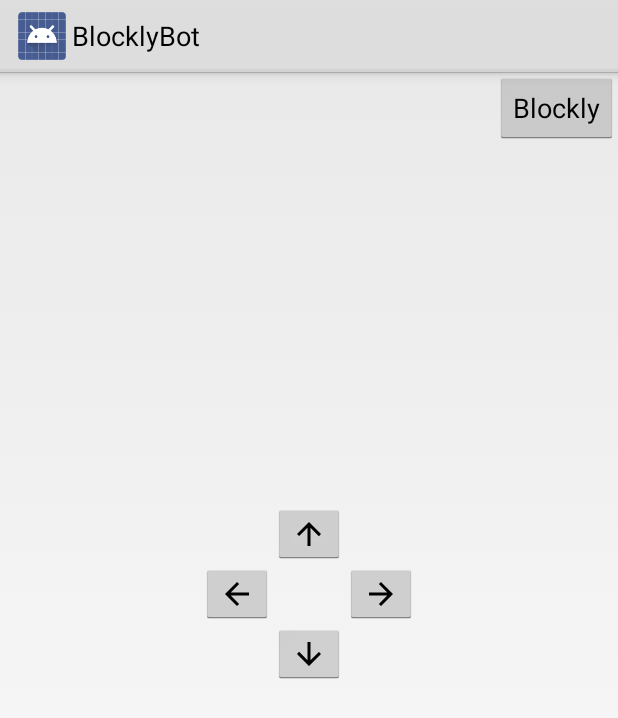
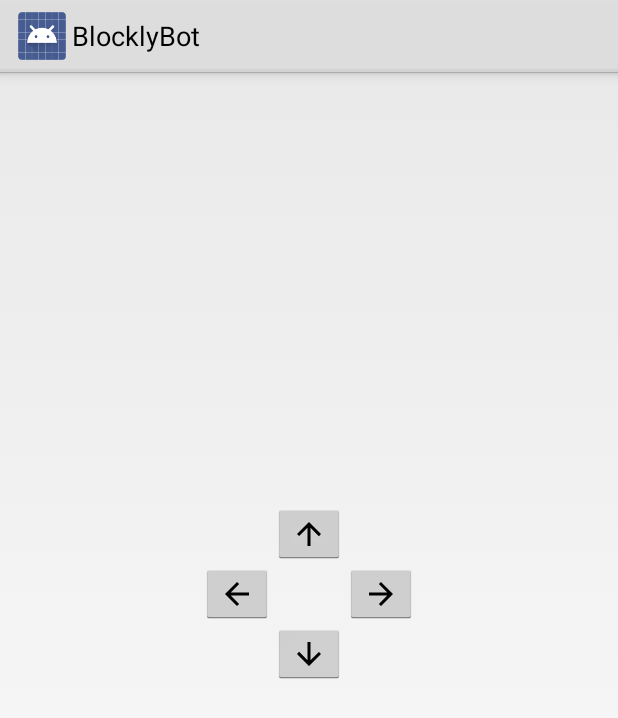
Before and after one commit to tharvey/BlocklyBot, an Android app: the layout activity_robot_control.xml on its own in the app's theme, with its tools: preview values and no code run, on a phone screen of 412 x 824 dp. Shown: the top 718 px of the screen. Run offline under Robolectric (Android 15) with nearby library versions, the phone set to English and light mode, and no system bars.

Commit message:
Added RobotControl controller
Called 'Control Panel' in the controller settings menu, this allows simple
button control for the robot functions and is very useful for quick demos
of what the robot can do.

Signed-off-by: Tim Harvey <harvey.tim@gmail.com>

```diff
--- a/blocklybot/src/main/AndroidManifest.xml
+++ b/blocklybot/src/main/AndroidManifest.xml
@@ -51,6 +51,10 @@
             android:label="Bluetooth Low Energy"
             android:theme="@android:style/Theme.Holo.Light" />
         <activity
+            android:name=".RobotControlActivity"
+            android:label="Robot Control Panel"
+            android:theme="@android:style/Theme.Holo.Light" />
+        <activity
             android:name=".BlocklyActivity"
             android:label="Blockly"
             android:theme="@style/AppTheme"
--- a/blocklybot/src/main/res/layout/activity_robot_control.xml
+++ b/blocklybot/src/main/res/layout/activity_robot_control.xml
@@ -41,12 +41,4 @@
         android:layout_centerVertical="true"
         android:layout_centerHorizontal="true" />
 
-    <Button
-        android:layout_width="wrap_content"
-        android:layout_height="wrap_content"
-        android:text="Blockly"
-        android:layout_alignParentTop="true"
-        android:layout_alignParentEnd="true"
-        android:onClick="onClickBlockly" />
-
 </RelativeLayout>
```
Also changed, not shown: blocklybot/src/main/java/com/tharvey/blocklybot/BLEScanActivity.java (+12 -2 lines), blocklybot/src/main/java/com/tharvey/blocklybot/BluetoothScanActivity.java (+12 -2 lines), blocklybot/src/main/java/com/tharvey/blocklybot/RobotControlActivity.java (+27 -3 lines).
